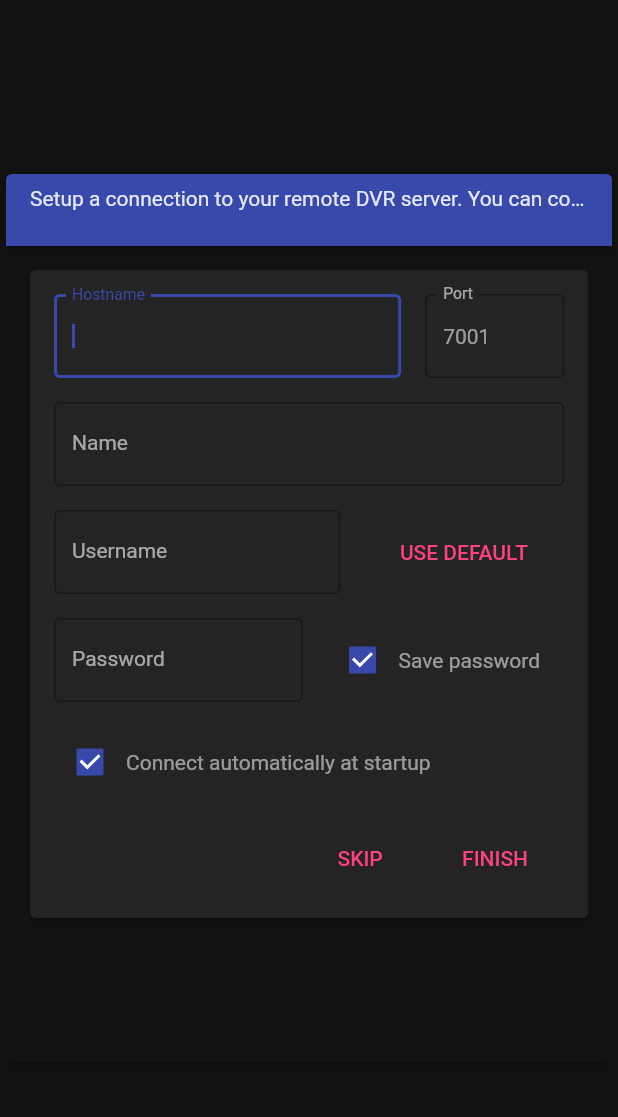
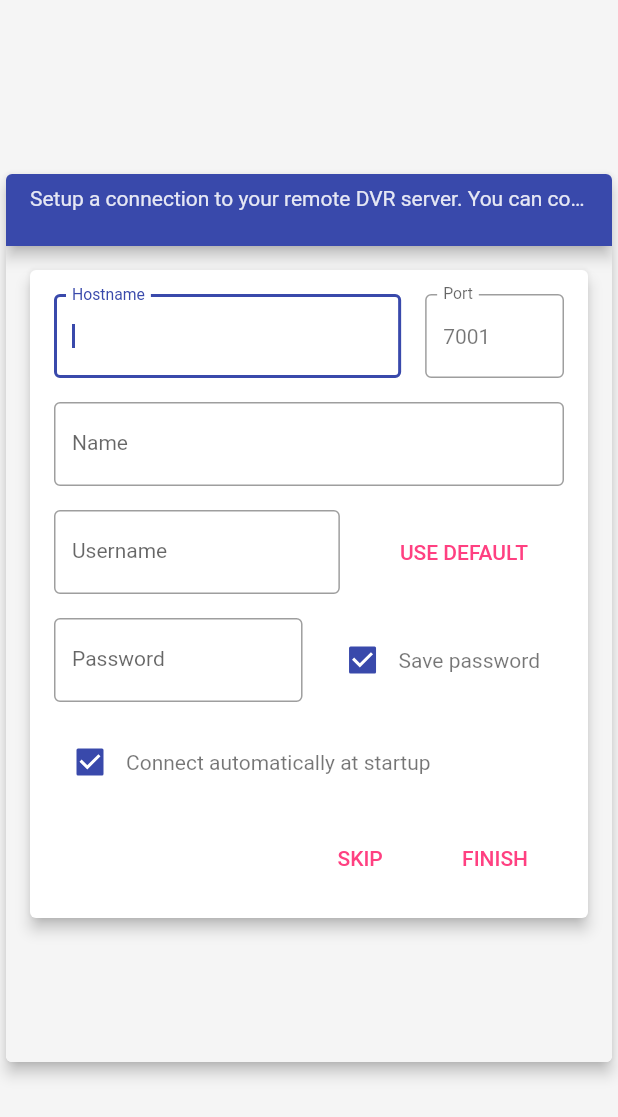
Before and after one commit to bluecherrydvr/unity, a Flutter app: the screen it shows after launch, swiped to page 2, on a phone screen of 412 x 824 dp. Shown: the top 1117 px of the screen. Run offline on Flutter 3.47's test engine with Material 2 defaults, Android fonts, the phone set to English and light mode, and no system bars; our stand-ins replace easy_localization, reorderable_grid_view; missing offline and left inert: dart_vlc, xml2json.

Commit message:
revert: ThemeMode

```diff
--- a/lib/utils/theme.dart
+++ b/lib/utils/theme.dart
@@ -22,10 +22,11 @@ import 'dart:io';
 import 'package:flutter/material.dart';
 import 'package:flutter/services.dart';
 
-ThemeData createTheme(
-    {Color color = const Color(0xff3949ab),
-    Color accent = const Color(0xffff4081),
-    ThemeMode themeMode = ThemeMode.dark}) {
+ThemeData createTheme({
+  Color color = const Color(0xff3949ab),
+  Color accent = const Color(0xffff4081),
+  ThemeMode themeMode = ThemeMode.light,
+}) {
   bool isLight = themeMode == ThemeMode.light;
   late TextTheme textTheme;
   if (Platform.isWindows || Platform.isMacOS || Platform.isLinux) {
```
